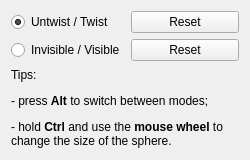
The window that AdenitaCoreSE/form/SEDNATwisterEditorGUI.ui (1A-OneAngstrom/Adenita) describes before a commit, drawn with Qt 5.
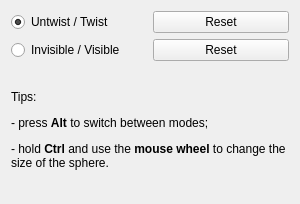
The same window after the commit.

Commit message:
Set editor in constructors first before setting up the Ui
This is done because the editor might be accessed in some of the slots connected in ui setup and invoked due to default values.

```diff
--- a/AdenitaCoreSE/form/SEDNATwisterEditorGUI.ui
+++ b/AdenitaCoreSE/form/SEDNATwisterEditorGUI.ui
@@ -6,14 +6,14 @@
    <rect>
     <x>0</x>
     <y>0</y>
-    <width>250</width>
-    <height>160</height>
+    <width>300</width>
+    <height>204</height>
    </rect>
   </property>
   <property name="minimumSize">
    <size>
-    <width>200</width>
-    <height>160</height>
+    <width>300</width>
+    <height>200</height>
    </size>
   </property>
   <property name="windowTitle">
```
Left out of the diff: 73 changed lines with no effect on the pictures. The commit also changes 11 other files.
